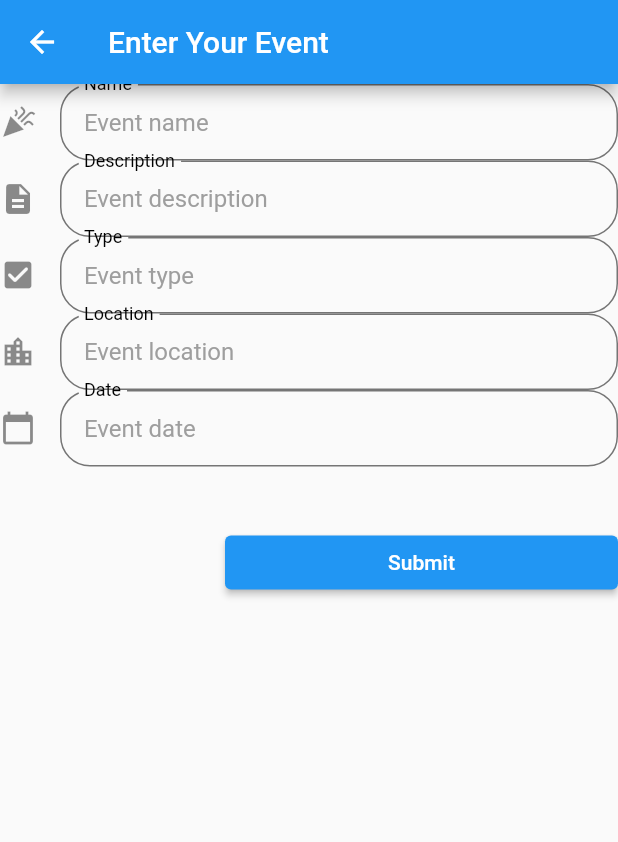
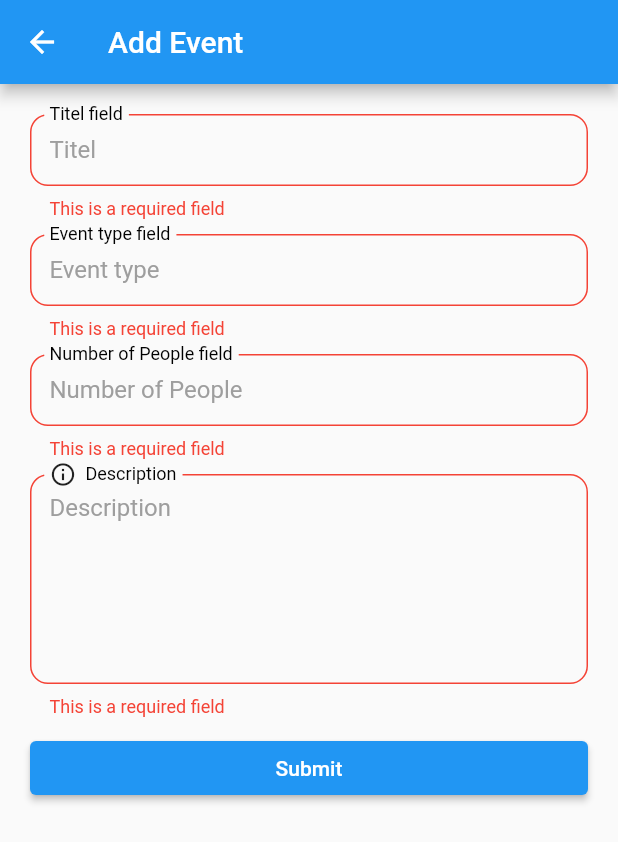
Before and after one commit to mustafasalfiti/nextactivity, a Flutter app: the EventTemplate screen opened directly, after a tap on "Submit", on a phone screen of 412 x 824 dp. Shown: the top 842 px of the screen. Run offline on Flutter 3.47's test engine with Material 2 defaults, Android fonts, the phone set to English and light mode, and no system bars; our stand-ins replace rflutter_alert; network calls fail.

Commit message:
fix:add events and request to event

```diff
--- a/client/lib/classes/location.dart
+++ b/client/lib/classes/location.dart
@@ -1,5 +1,5 @@
 class Location {
   final String type;
-  final List<String> coordinates;
+  final List<double> coordinates;
   Location({required this.coordinates, required this.type});
 }
--- a/client/lib/components/multiline_field.dart
+++ b/client/lib/components/multiline_field.dart
@@ -2,16 +2,16 @@ import 'package:flutter/material.dart';
 // ignore_for_file: prefer_const_constructors
 // ignore_for_file: prefer_const_literals_to_create_immutables
 
-class PasswordField extends StatefulWidget {
-  PasswordField({Key? key}) : super(key: key);
+class MultiLineField extends StatefulWidget {
+  String hintText;
+  TextEditingController controller;
+  MultiLineField(this.hintText, this.controller, {Key? key}) : super(key: key);
 
   @override
-  State<PasswordField> createState() => _PasswordFieldState();
+  State<MultiLineField> createState() => _MultiLineFieldState();
 }
 
-class _PasswordFieldState extends State<PasswordField> {
-  bool obscurePassword = true;
-
+class _MultiLineFieldState extends State<MultiLineField> {
   @override
   Widget build(BuildContext context) {
     return TextFormField(
@@ -20,18 +20,18 @@ class _PasswordFieldState extends State<PasswordField> {
           return "This is a required field";
         }
       },
-      maxLength: 5,
+      maxLines: 6,
+      controller: widget.controller,
       decoration: InputDecoration(
-          labelText: "Password field",
           helperText: "",
-          hintText: "Description",
+          hintText: widget.hintText,
           label: Row(
             mainAxisSize: MainAxisSize.min,
             children: [
               Icon(Icons.info_outline),
               Padding(
                 padding: EdgeInsets.only(left: 8.0),
-                child: Text("Description"),
+                child: Text(widget.hintText),
               )
             ],
           )),
--- /dev/null
+++ b/client/lib/components/normal_field.dart
@@ -0,0 +1,31 @@
+import 'package:flutter/material.dart';
+// ignore_for_file: prefer_const_constructors
+// ignore_for_file: prefer_const_literals_to_create_immutables
+
+class NormalInput extends StatefulWidget {
+  String hintText;
+  TextEditingController controller;
+  NormalInput(this.hintText, this.controller, {Key? key}) : super(key: key);
+
+  @override
+  State<NormalInput> createState() => _NormalInputState();
+}
+
+class _NormalInputState extends State<NormalInput> {
+  @override
+  Widget build(BuildContext context) {
+    return TextFormField(
+      validator: (value) {
+        if (value!.isEmpty) {
+          return "This is a required field";
+        }
+      },
+      controller: widget.controller,
+      decoration: InputDecoration(
+        labelText: "${widget.hintText} field",
+        helperText: "",
+        hintText: widget.hintText,
+      ),
+    );
+  }
+}
--- a/client/lib/components/number_field.dart
+++ b/client/lib/components/number_field.dart
@@ -0,0 +1,37 @@
+import 'package:flutter/material.dart';
+import 'package:flutter/services.dart';
+// ignore_for_file: prefer_const_constructors
+// ignore_for_file: prefer_const_literals_to_create_immutables
+
+class NumberInput extends StatefulWidget {
+  String hintText;
+  TextEditingController controller;
+  NumberInput(this.hintText, this.controller, {Key? key}) : super(key: key);
+
+  @override
+  State<NumberInput> createState() => _NumberInputState();
+}
+
+class _NumberInputState extends State<NumberInput> {
+  @override
+  Widget build(BuildContext context) {
+    return TextFormField(
+        validator: (value) {
+          if (value!.isEmpty) {
+            return "This is a required field";
+          }
+        },
+        controller: widget.controller,
+        decoration: InputDecoration(
+          labelText: "${widget.hintText} field",
+          helperText: "",
+          hintText: widget.hintText,
+        ),
+        keyboardType: TextInputType.number,
+        inputFormatters: [
+          FilteringTextInputFormatter.allow(
+            RegExp(r'[0-9]'),
+          ),
+        ]);
+  }
+}
--- a/client/lib/homepage/event_template.dart
+++ /dev/null
@@ -1,93 +0,0 @@
-import 'package:client/classes/Description.dart';
-import 'package:client/classes/location.dart';
-import 'package:client/shared/httpservice.dart';
-import 'package:flutter/material.dart';
-// ignore_for_file: prefer_const_constructors
-// ignore_for_file: prefer_const_literals_to_create_immutables
-
-class EventTemplate extends StatefulWidget {
-  const EventTemplate({Key? key}) : super(key: key);
-
-  @override
-  State<EventTemplate> createState() => _EventTemplateState();
-}
-
-class _EventTemplateState extends State<EventTemplate> {
-  // create the variables for events should started with _ as a private
-  String _createdBy = "";
-  String _titel = "";
-  String _eventType = "";
-  Description _description = Description(images: [], content: "");
-  Location _location = Location(coordinates: [], type: "");
-  int _peopleRequired = 0;
-  @override
-  Widget build(BuildContext context) {
-    return Scaffold(
-      appBar: AppBar(
-        title: Text('Enter Your Event'),
-      ),
-      body: ListView(
-        children: <Widget>[
-          TextFormField(
-            decoration: InputDecoration(
-              icon: Icon(Icons.celebration),
-              hintText: 'Event name',
-              labelText: 'Name',
-            ),
-          ),
-          TextFormField(
-            decoration: InputDecoration(
-              icon: Icon(Icons.description),
-              hintText: 'Event description',
-              labelText: 'Description',
-            ),
-          ),
-          TextFormField(
-            decoration: InputDecoration(
-              icon: Icon(Icons.check_box_rounded),
-              hintText: 'Event type',
-              labelText: 'Type',
-            ),
-          ),
-          TextFormField(
-            decoration: InputDecoration(
-              icon: Icon(Icons.location_city),
-              hintText: 'Event location',
-              labelText: 'Location',
-            ),
-          ),
-          TextFormField(
-            decoration: InputDecoration(
-              icon: Icon(Icons.calendar_today),
-              hintText: 'Event date',
-              labelText: 'Date',
-            ),
-          ),
-          Container(
-              padding: EdgeInsets.only(left: 150.0, top: 40.0),
-              child: ElevatedButton(
-                child: Text('Submit'),
-                onPressed: () => HttpService().getEvents(),
-              )),
-        ],
-      ),
-    );
-  }
-}
-
-// to create a dropdown button
-// DropdownButton(
-//   value: _dropdownValue,
-//   items: items.map((String item) {
-//     return DropdownMenuItem(
-//       value: item,
-//       child: Text(item),
-//     );
-//   }).toList(),
-//   icon: Icon(Icons.keyboard_arrow_down),
-//   onChanged: (String? newValue) {
-//     setState(() {
-//       _dropdownValue = newValue!;
-//     });
-//   },
-// ),
--- a/client/lib/main.dart
+++ b/client/lib/main.dart
@@ -1,7 +1,6 @@
+import 'package:client/pages/homepage.dart';
 import 'package:client/themes/my_input_theme.dart';
 import 'package:flutter/material.dart';
-
-import 'homepage/homepage.dart';
 
 void main() {
   runApp(MyApp());
--- a/client/lib/models/event.dart
+++ b/client/lib/models/event.dart
@@ -1,8 +1,8 @@
+import 'dart:convert';
 import 'package:client/classes/description.dart';
 import 'package:client/classes/location.dart';
 
 class Event {
-  final String createdBy;
   final String titel;
   final String eventType;
   final Description description;
@@ -12,7 +12,6 @@ class Event {
 
   Event({
     required this.titel,
-    required this.createdBy,
     required this.eventType,
     required this.description,
     required this.location,
@@ -22,7 +21,6 @@ class Event {
 
   factory Event.fromJson(Map<String, dynamic> json) {
     return Event(
-      createdBy: json["createdBy"] as String,
       titel: json["titel"] as String,
       eventType: json["event_type"] as String,
       description: json["description"] as Description,
@@ -31,4 +29,23 @@ class Event {
       peopleRequired: json["people_required"] as int,
     );
   }
+  String toJson() => jsonEncode({
+        'titel': titel,
+        'event_type': eventType,
+        'people_joined': peopleJoined,
+        'people_required': peopleRequired,
+        "description": {
+          'content': description.content,
+          "images": description.images
+        },
+        "location": {
+          "coordinates": location.coordinates,
+          "type": location.type
+        },
+      });
+
+  @override
+  String toString() {
+    return "titel: $titel eventType: $eventType description.content: ${description.content} descritiopn.images: ${description.images} peopleJoined: $peopleJoined peopleRequired: $peopleRequired";
+  }
 }
--- /dev/null
+++ b/client/lib/pages/event_template.dart
@@ -0,0 +1,125 @@
+import 'package:client/classes/description.dart';
+import 'package:client/classes/location.dart';
+import 'package:client/components/multiline_field.dart';
+import 'package:client/components/normal_field.dart';
+import 'package:client/components/number_field.dart';
+import 'package:client/models/event.dart';
+import 'package:flutter/material.dart';
+import 'package:http/http.dart' as http;
+import 'package:rflutter_alert/rflutter_alert.dart';
+
+// ignore_for_file: prefer_const_constructors
+// ignore_for_file: prefer_const_literals_to_create_immutables
+
+class EventTemplate extends StatefulWidget {
+  const EventTemplate({Key? key}) : super(key: key);
+
+  @override
+  State<EventTemplate> createState() => _EventTemplateState();
+}
+
+class _EventTemplateState extends State<EventTemplate> {
+  // create the variables for events should started with _ as a private
+  final _formKey = GlobalKey<FormState>();
+  var createdBy = TextEditingController();
+  var titel = TextEditingController();
+  var eventType = TextEditingController();
+  var content = TextEditingController();
+  var location = TextEditingController();
+  var peopleRequired = TextEditingController();
+
+  Future<http.Response> _submitForm(
+      String titel, String eventType, String content, int peopleRequired) {
+    Event event = Event(
+        titel: titel,
+        eventType: eventType,
+        description: Description(images: ["empty"], content: content),
+        location:
+            Location(coordinates: [-110.8571443, 32.4586858], type: "Location"),
+        peopleJoined: ["62096f5cbbf77abdf2ee00e4"],
+        peopleRequired: peopleRequired);
+    return http.post(Uri.parse('http://10.0.2.2:3000/api/event'),
+        headers: <String, String>{
+          'Content-Type': 'application/json; charset=UTF-8',
+        },
+        body: event.toJson());
+  }
+
+  @override
+  Widget build(BuildContext context) {
+    return Scaffold(
+      appBar: AppBar(
+        title: Text('Add Event'),
+      ),
+      body: Form(
+        key: _formKey,
+        child: ListView(
+          padding: EdgeInsets.all(20.0),
+          children: <Widget>[
+            NormalInput("Titel", titel),
+            SizedBox(height: 10),
+            NormalInput("Event type", eventType),
+            SizedBox(height: 10),
+            NumberInput("Number of People", peopleRequired),
+            SizedBox(height: 10),
+            MultiLineField("Description", content),
+            SizedBox(height: 10),
+            ElevatedButton(
+              onPressed: () {
+                // Validate returns true if the form is valid, or false otherwise.
+                if (_formKey.currentState!.validate()) {
+                  // If the form is valid, display a snackbar. In the real world,
+                  // you'd often call a server or save the information in a database.
+                  _submitForm(titel.text, eventType.text, content.text,
+                          int.parse(peopleRequired.text))
+                      .then((res) {
+                    if (res.statusCode == 200) {
+                      Alert(
+                        context: context,
+                        type: AlertType.success,
+                        title: "Success",
+                        desc: "Your event was created successfully!",
+                        buttons: [
+                          DialogButton(
+                            child: Text(
+                              "Ok",
+                              style:
+                                  TextStyle(color: Colors.white, fontSize: 20),
+                            ),
+                            onPressed: () => Navigator.popUntil(context,
+                                (route) => route.settings.name == "/Eventpage"),
+                            width: 120,
+                          )
+                        ],
+                      ).show();
+                    } else {
+                      Alert(
+                        context: context,
+                        type: AlertType.error,
+                        title: "Failed!",
+                        desc: "Something went wrong during creation!",
+                        buttons: [
+                          DialogButton(
+                            child: Text(
+                              "Ok",
+                              style:
+                                  TextStyle(color: Colors.white, fontSize: 20),
+                            ),
+                            onPressed: () => Navigator.popUntil(context,
+                                (route) => route.settings.name == "/Eventpage"),
+                            width: 120,
+                          )
+                        ],
+                      ).show();
+                    }
+                  });
+                }
+              },
+              child: const Text('Submit'),
+            ),
+          ],
+        ),
+      ),
+    );
+  }
+}
--- a/client/lib/homepage/homepage.dart
+++ b/client/lib/pages/homepage.dart
@@ -1,5 +1,5 @@
-import 'package:client/homepage/post.dart';
-import 'package:client/shared/myCard.dart';
+import 'package:client/pages/post.dart';
+import 'package:client/shared/mycard.dart';
 import 'package:client/shared/mydrawer.dart';
 import 'package:flutter/material.dart';
 import 'package:http/http.dart' as http;
--- a/client/lib/themes/my_input_theme.dart
+++ b/client/lib/themes/my_input_theme.dart
@@ -9,23 +9,24 @@ class MyInputTheme {
 
   OutlineInputBorder _buildBorder(Color color) {
     return OutlineInputBorder(
-      borderRadius: BorderRadius.all(Radius.circular(20)),
+      borderRadius: BorderRadius.all(Radius.circular(12)),
       borderSide: BorderSide(color: color, width: 1.0),
     );
   }
 
   InputDecorationTheme theme() => InputDecorationTheme(
-        contentPadding: EdgeInsets.all(16),
+        contentPadding: EdgeInsets.all(13),
         // "always" put the label at the top
         floatingLabelBehavior: FloatingLabelBehavior.always,
         // useful for putting TextFields in a row can be wraped with Flexibile
         constraints: BoxConstraints(maxWidth: 150),
 
         // Borders
-        enabledBorder: _buildBorder(Colors.grey[600]!),
+        enabledBorder: _buildBorder(Colors.grey[500]!),
 
         errorBorder: _buildBorder(Colors.red),
 
+        focusedErrorBorder: _buildBorder(Colors.red),
         focusedBorder: _buildBorder(Colors.blue),
 
         disabledBorder: _buildBorder(Colors.green[200]!),
--- a/client/pubspec.yaml
+++ b/client/pubspec.yaml
@@ -33,6 +33,7 @@ dependencies:
   # Use with the CupertinoIcons class for iOS style icons.
   cupertino_icons: ^1.0.2
   http: ^0.13.4
+  rflutter_alert: ^2.0.4
 
 dev_dependencies:
   flutter_test:
--- a/package.json
+++ b/package.json
@@ -28,10 +28,13 @@
     "@nestjs/mongoose": "^8.0.1",
     "@nestjs/passport": "^8.0.1",
     "@nestjs/platform-express": "^7.5.1",
+    "@types/morgan": "^1.9.3",
     "bcrypt": "^5.0.1",
     "class-transformer": "^0.4.0",
     "class-validator": "^0.13.1",
     "mongoose": "^5.13.8",
+    "morgan": "^1.10.0",
+    "nest-morgan": "^2.0.0",
     "passport": "^0.4.1",
     "passport-jwt": "^4.0.0",
     "passport-local": "^1.0.0",
```
Also changed, not shown: client/lib/pages/event_page.dart (added, +47 -0 lines), client/lib/shared/mydrawer.dart (+6 -2 lines), client/lib/pages/post.dart (renamed from client/lib/homepage/post.dart), client/pubspec.lock, package-lock.json, 4 other files.
